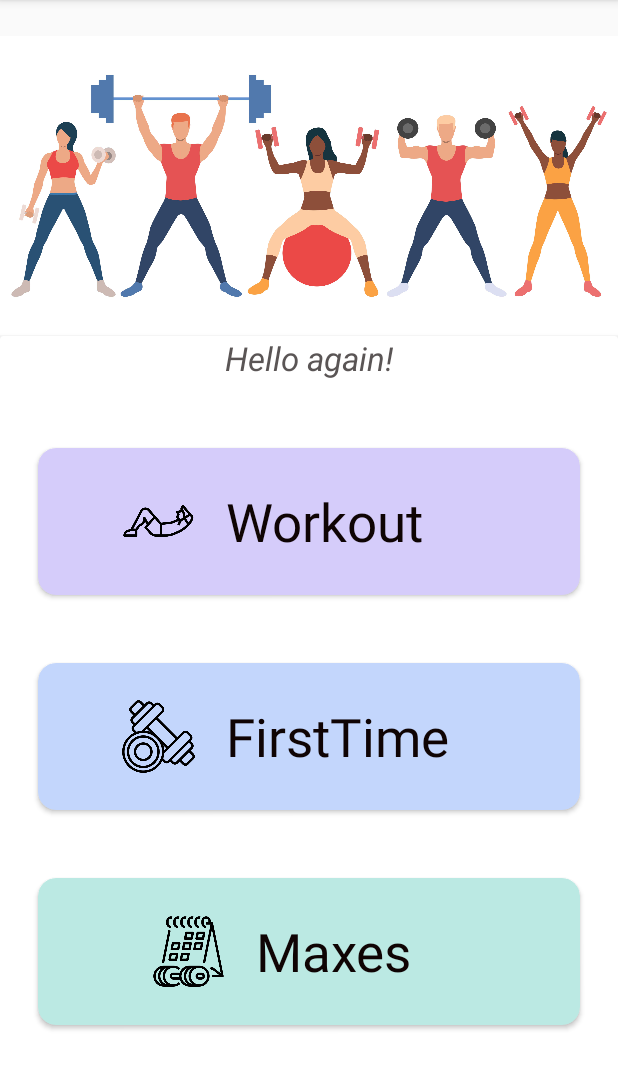
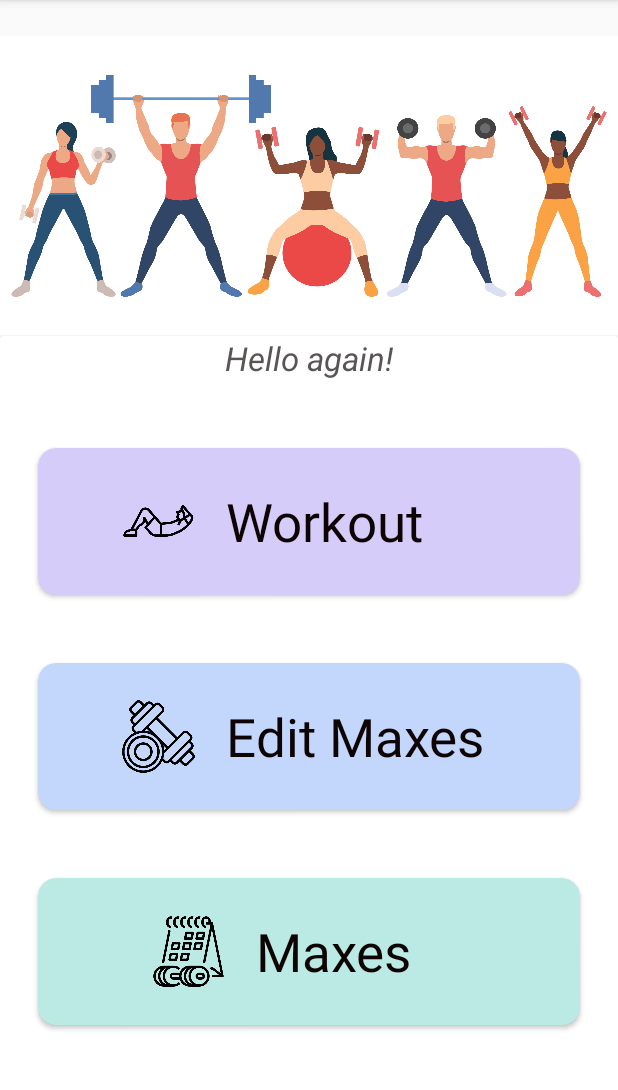
Before and after one commit to sisva18/AndroidBeta, an Android app: the screen it shows after launch (MainActivity), on a phone screen of 412 x 824 dp, the part 84-1174 px from its top. Run offline under Robolectric (Android 15) with nearby library versions, the phone set to English and light mode, and no system bars.

Commit message:
minor change

```diff
--- a/AndroidProject/app/src/main/res/layout/activity_main.xml
+++ b/AndroidProject/app/src/main/res/layout/activity_main.xml
@@ -107,7 +107,7 @@
                             android:layout_height="wrap_content"
                             android:layout_gravity="center"
                             android:layout_margin="20dp"
-                            android:text="FirstTime"
+                            android:text="Edit Maxes"
                             android:textColor="#0F0404"
                             android:textSize="35dp" />
 
```
